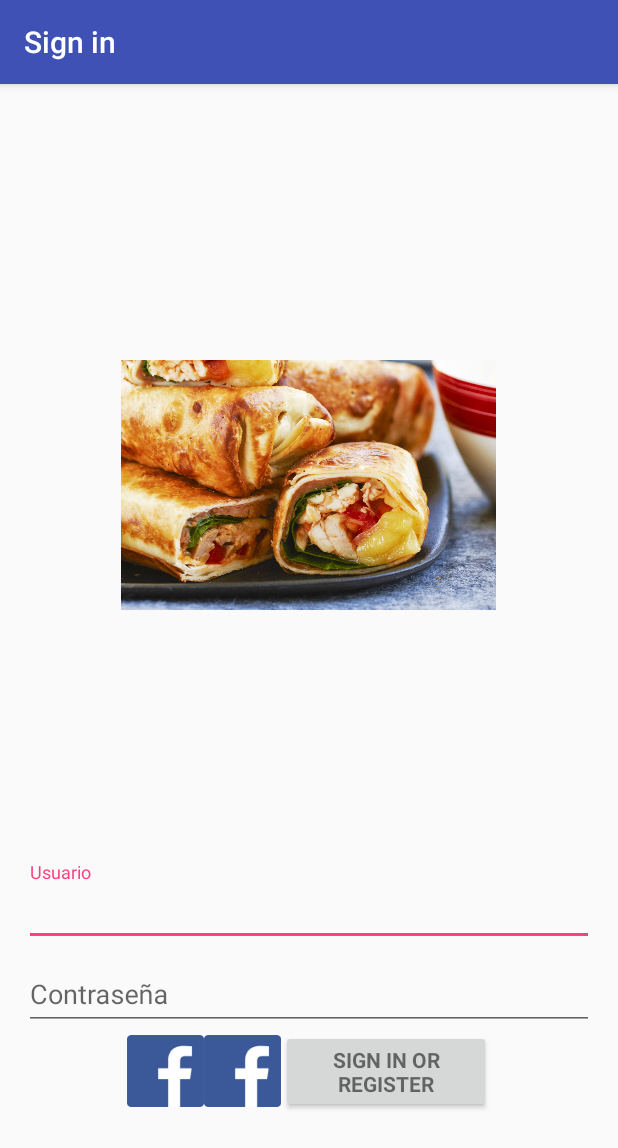
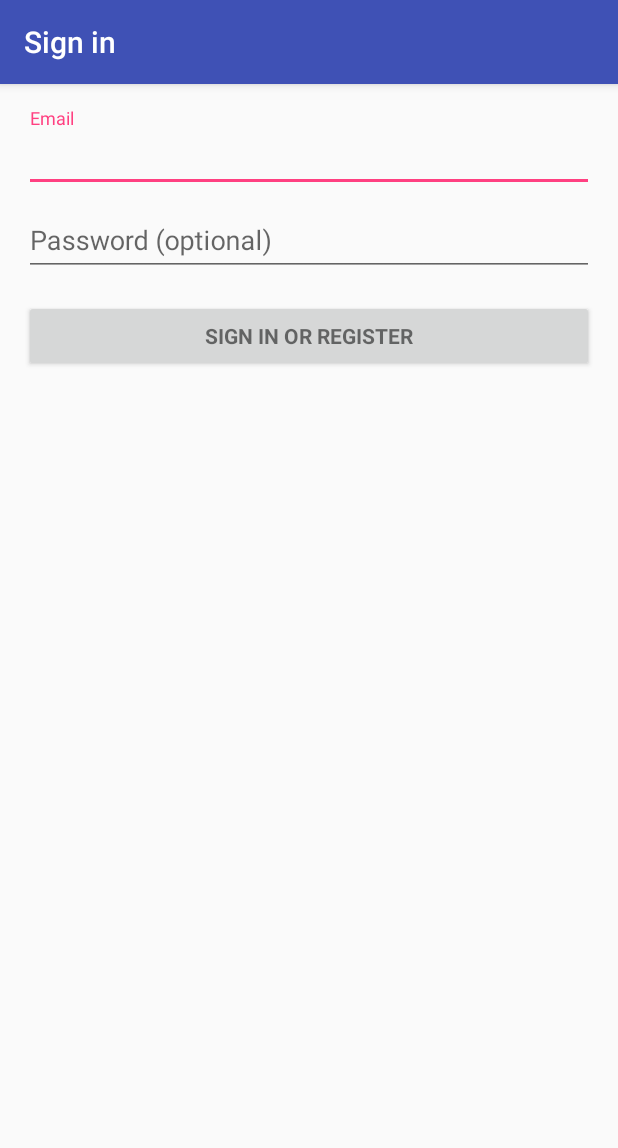
Before and after one commit to PabloMacLinares/ClicknEat, an Android app: the LoginView screen opened directly, with no data from a screen before it, on a phone screen of 412 x 824 dp. Shown: the top 1148 px of the screen. Run offline under Robolectric (Android 15) with nearby library versions, the phone set to English and light mode, and no system bars; 2 statements that could not run were skipped.

Commit message:
Revert "layouts de login/registro y de main"

```diff
--- a/app/src/main/java/com/dam2/clickneat/views/login/LoginView.java
+++ b/app/src/main/java/com/dam2/clickneat/views/login/LoginView.java
@@ -59,7 +59,7 @@
     private UserLoginTask mAuthTask = null;
 
     // UI references.
-    private AutoCompleteTextView usuarioView;
+    private AutoCompleteTextView mEmailView;
     private EditText mPasswordView;
     private View mProgressView;
     private View mLoginFormView;
@@ -69,10 +69,10 @@
         super.onCreate(savedInstanceState);
         setContentView(R.layout.activity_login);
         // Set up the login form.
-        usuarioView = (AutoCompleteTextView) findViewById(R.id.usuario);
+        mEmailView = (AutoCompleteTextView) findViewById(R.id.email);
         populateAutoComplete();
 
-        mPasswordView = (EditText) findViewById(R.id.contraseña);
+        mPasswordView = (EditText) findViewById(R.id.password);
         mPasswordView.setOnEditorActionListener(new TextView.OnEditorActionListener() {
             @Override
             public boolean onEditorAction(TextView textView, int id, KeyEvent keyEvent) {
@@ -114,7 +114,7 @@
             return true;
         }
         if (shouldShowRequestPermissionRationale(READ_CONTACTS)) {
-            Snackbar.make(usuarioView, R.string.permission_rationale, Snackbar.LENGTH_INDEFINITE)
+            Snackbar.make(mEmailView, R.string.permission_rationale, Snackbar.LENGTH_INDEFINITE)
                     .setAction(android.R.string.ok, new View.OnClickListener() {
                         @Override
                         @TargetApi(Build.VERSION_CODES.M)
@@ -153,11 +153,11 @@
         }
 
         // Reset errors.
-        usuarioView.setError(null);
+        mEmailView.setError(null);
         mPasswordView.setError(null);
 
         // Store values at the time of the login attempt.
-        String email = usuarioView.getText().toString();
+        String email = mEmailView.getText().toString();
         String password = mPasswordView.getText().toString();
 
         boolean cancel = false;
@@ -172,12 +172,12 @@
 
         // Check for a valid email address.
         if (TextUtils.isEmpty(email)) {
-            usuarioView.setError(getString(R.string.error_field_required));
-            focusView = usuarioView;
+            mEmailView.setError(getString(R.string.error_field_required));
+            focusView = mEmailView;
             cancel = true;
         } else if (!isEmailValid(email)) {
-            usuarioView.setError(getString(R.string.error_invalid_email));
-            focusView = usuarioView;
+            mEmailView.setError(getString(R.string.error_invalid_email));
+            focusView = mEmailView;
             cancel = true;
         }
 
@@ -280,7 +280,7 @@
                 new ArrayAdapter<>(LoginView.this,
                         android.R.layout.simple_dropdown_item_1line, emailAddressCollection);
 
-        usuarioView.setAdapter(adapter);
+        mEmailView.setAdapter(adapter);
     }
 
 
--- a/app/src/main/res/layout/activity_login.xml
+++ b/app/src/main/res/layout/activity_login.xml
@@ -1,18 +1,16 @@
 <LinearLayout xmlns:android="http://schemas.android.com/apk/res/android"
-    xmlns:app="http://schemas.android.com/apk/res-auto"
     xmlns:tools="http://schemas.android.com/tools"
     android:layout_width="match_parent"
     android:layout_height="match_parent"
     android:gravity="center_horizontal"
+    android:orientation="vertical"
     android:paddingBottom="@dimen/activity_vertical_margin"
     android:paddingLeft="@dimen/activity_horizontal_margin"
     android:paddingRight="@dimen/activity_horizontal_margin"
     android:paddingTop="@dimen/activity_vertical_margin"
-    tools:context="com.dam2.clickneat.views.main.LoginActivity"
-    android:orientation="vertical">
+    tools:context="com.dam2.clickneat.views.login.LoginView">
 
     <!-- Login progress -->
-
     <ProgressBar
         android:id="@+id/login_progress"
         style="?android:attr/progressBarStyleLarge"
@@ -21,19 +19,10 @@
         android:layout_marginBottom="8dp"
         android:visibility="gone" />
 
-    <ImageView
-        android:id="@+id/Logo"
-        android:layout_width="250dp"
-        android:layout_height="500dp"
-        android:layout_gravity="center_vertical|center_horizontal"
-        android:layout_margin="10px"
-        android:layout_weight="1"
-        app:srcCompat="@drawable/chimichangas" />
-
     <ScrollView
         android:id="@+id/login_form"
         android:layout_width="match_parent"
-        android:layout_height="233dp">
+        android:layout_height="match_parent">
 
         <LinearLayout
             android:id="@+id/email_login_form"
@@ -46,10 +35,10 @@
                 android:layout_height="wrap_content">
 
                 <AutoCompleteTextView
-                    android:id="@+id/usuario"
+                    android:id="@+id/email"
                     android:layout_width="match_parent"
                     android:layout_height="wrap_content"
-                    android:hint="@string/usuario"
+                    android:hint="@string/prompt_email"
                     android:inputType="textEmailAddress"
                     android:maxLines="1"
                     android:singleLine="true" />
@@ -61,10 +50,10 @@
                 android:layout_height="wrap_content">
 
                 <EditText
-                    android:id="@+id/contraseña"
+                    android:id="@+id/password"
                     android:layout_width="match_parent"
                     android:layout_height="wrap_content"
-                    android:hint="@string/contrasena"
+                    android:hint="@string/prompt_password"
                     android:imeActionId="@+id/login"
                     android:imeActionLabel="@string/action_sign_in_short"
                     android:imeOptions="actionUnspecified"
@@ -74,41 +63,15 @@
 
             </android.support.design.widget.TextInputLayout>
 
-            <LinearLayout
+            <Button
+                android:id="@+id/email_sign_in_button"
+                style="?android:textAppearanceSmall"
                 android:layout_width="match_parent"
-                android:layout_height="match_parent"
-                android:gravity="center_horizontal"
-                android:orientation="horizontal"
-                android:weightSum="1">
-
-                <ImageButton
-                    android:id="@+id/imageButton2"
-                    android:layout_width="51dp"
-                    android:layout_height="48dp"
-                    android:layout_gravity="center_vertical"
-                    android:background="@drawable/facebook" />
-
-                <ImageButton
-                    android:id="@+id/imageButton"
-                    android:layout_width="51dp"
-                    android:layout_height="48dp"
-                    android:layout_gravity="center_vertical"
-                    android:background="@drawable/facebook" />
-
-                <Button
-                    android:id="@+id/email_sign_in_button"
-                    style="?android:textAppearanceSmall"
-                    android:layout_width="130dp"
-                    android:layout_height="wrap_content"
-                    android:layout_gravity="center_vertical"
-                    android:layout_marginTop="0dp"
-                    android:text="@string/action_sign_in"
-                    android:textStyle="bold"
-                    android:layout_weight="0.07" />
-
-            </LinearLayout>
+                android:layout_height="wrap_content"
+                android:layout_marginTop="16dp"
+                android:text="@string/action_sign_in"
+                android:textStyle="bold" />
 
         </LinearLayout>
     </ScrollView>
-
 </LinearLayout>
--- a/app/src/main/res/values/strings.xml
+++ b/app/src/main/res/values/strings.xml
@@ -7,14 +7,6 @@
     <string name="action_settings">Settings</string>
     <string name="title_activity_login_view">Sign in</string>
 
-    <string name="usuario">Usuario</string>
-    <string name="contrasena">Contraseña</string>
-
-    <string name="correoRegistro">Correo Electrónico</string>
-    <string name="usuarioRegistro">Usuario</string>
-    <string name="contrasenaRegistro">Contraseña</string>
-
-    <string name="registrarse">Registrarse</string>
     <!-- Strings related to login -->
     <string name="prompt_email">Email</string>
     <string name="prompt_password">Password (optional)</string>
--- a/build.gradle
+++ b/build.gradle
@@ -9,7 +9,6 @@
 
         // NOTE: Do not place your application dependencies here; they belong
         // in the individual module build.gradle files
-        classpath 'com.google.gms:google-services:3.0.0'
     }
 }
 
--- a/settings.gradle
+++ b/settings.gradle
@@ -1,2 +1 @@
 include ':app'
-include ':emojilib'
```
Also changed, not shown: app/src/main/java/com/dam2/clickneat/views/main/MainView.java (+12 -0 lines), app/src/main/java/com/dam2/clickneat/views/registro/RegistroActivity.java (deleted, +0 -15 lines), app/src/main/res/layout/activity_registro.xml (deleted, +0 -82 lines), app/src/main/res/layout/content_main_view.xml (+19 -44 lines), app/src/main/res/drawable/chimichangas.jpeg (deleted), app/src/main/res/drawable/facebook.png (deleted).
